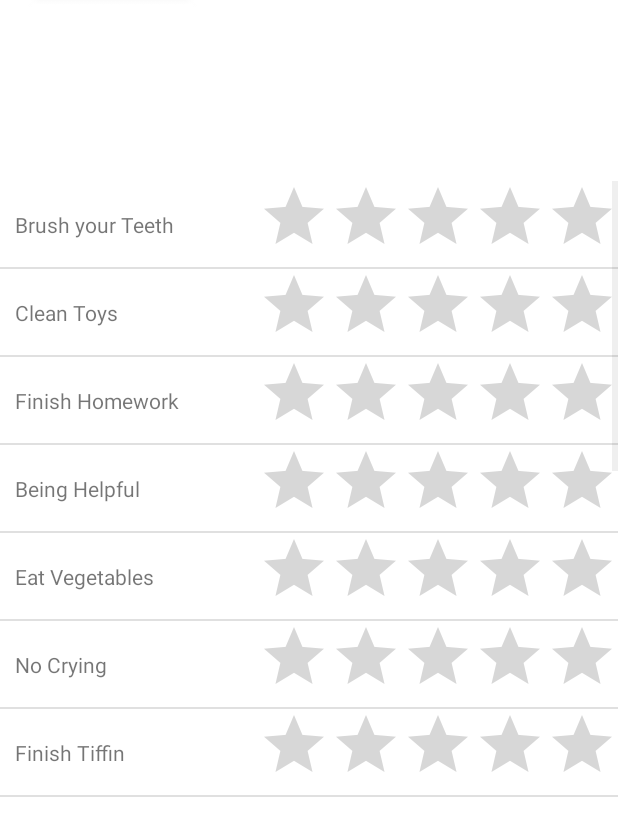
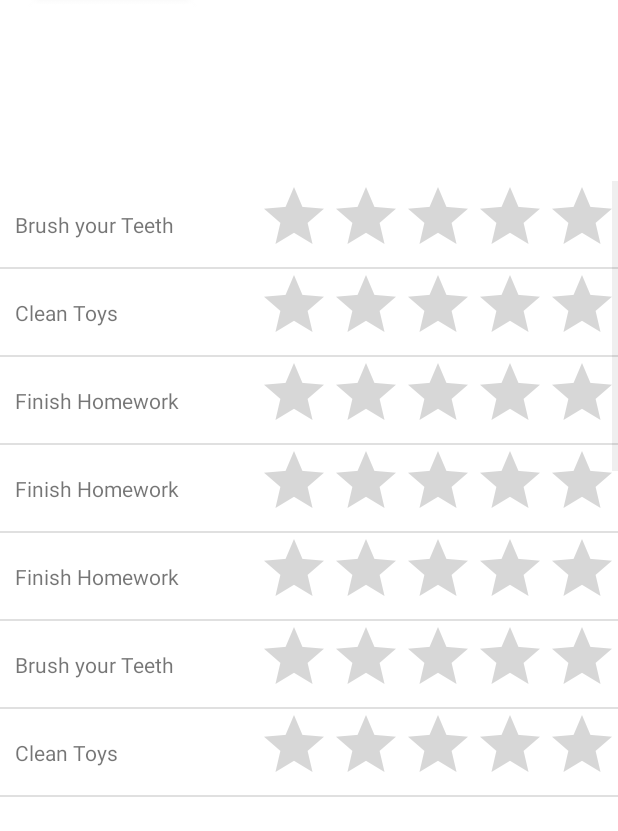
Before and after one commit to WAHM-1521/PapaPoints, an Android app: the PointsAndTaskActivity screen opened directly, with no data from a screen before it, on a phone screen of 412 x 824 dp, the part 283-1114 px from its top. Run offline under Robolectric (Android 15) with nearby library versions, the phone set to English and light mode, and no system bars.

Commit message:
Revert "Removing unused code."
This reverts commit bbc2038f01da8764f80a5f52482946b9ed5ba0b8.

```diff
--- a/app/src/main/java/com/tinytotsnbites/papapoints/MainActivity.kt
+++ b/app/src/main/java/com/tinytotsnbites/papapoints/MainActivity.kt
@@ -48,11 +48,7 @@ class MainActivity : AppCompatActivity() {
 
                     if(name.isNullOrBlank()) {
                         Snackbar.make(findViewById(R.id.rootView), getString(R.string.snack_enter_name), Snackbar.LENGTH_SHORT).show()
-                    } else
-                        if(age.isNullOrBlank()) {
-                            Snackbar.make(findViewById(R.id.rootView), "Please enter your child's Age", Snackbar.LENGTH_SHORT).show()
-                        }
-                    else {
+                    } else {
                         // Save the name and age to SharedPreferences
                         val editor = sharedPreferences.edit()
                         editor.putString("name", name)
--- a/app/src/main/res/mipmap-anydpi-v26/ic_launcher_round.xml
+++ b/app/src/main/res/mipmap-anydpi-v26/ic_launcher_round.xml
@@ -1,5 +1,5 @@
 <?xml version="1.0" encoding="utf-8"?>
 <adaptive-icon xmlns:android="http://schemas.android.com/apk/res/android">
-    <background android:drawable="@drawable/ic_launcher" />
-    <foreground android:drawable="@drawable/ic_launcher" />
+    <background android:drawable="@drawable/ic_launcher_background" />
+    <foreground android:drawable="@drawable/ic_launcher_foreground" />
 </adaptive-icon>
--- a/app/src/main/res/values/strings.xml
+++ b/app/src/main/res/values/strings.xml
@@ -1,4 +1,4 @@
-<resources>
+<resources xmlns:tools="http://schemas.android.com/tools">
     <string name="app_name">PapaPoints</string>
     <string name="welcome_message">Welcome to the PAPA POINTS App!</string>
     <string name="child_details">Please enter your child details</string>
@@ -12,18 +12,18 @@
         <item>Brush your Teeth</item>
         <item>Clean Toys</item>
         <item>Finish Homework</item>
-        <item>Being Helpful</item>
-        <item>Eat Vegetables</item>
-        <item>No Crying</item>
-        <item>Finish Tiffin</item>
-        <item>Read a Book</item>
-        <item>Helped Mommy</item>
-        <item>Less TV/Tab/Phone</item>
-        <item>Clean Table</item>
-        <item>Sort Laundry</item>
-        <item>Prepare Schoolbag</item>
-        <item>Fill Bottle</item>
-        <item>Help Sibling</item>
+        <item>Finish Homework</item>
+        <item>Finish Homework</item>
+        <item>Brush your Teeth</item>
+        <item>Clean Toys</item>
+        <item>Finish Homework</item>
+        <item>Finish Homework</item>
+        <item>Finish Homework</item>
+        <item>Brush your Teeth</item>
+        <item>Clean Toys</item>
+        <item>Finish Homework</item>
+        <item>Finish Homework</item>
+        <item>Finish Homework</item>
 
     </string-array>
 </resources>
```
Also changed, not shown: app/src/main/res/drawable/ic_launcher.png (deleted), app/src/main/res/mipmap-hdpi/ic_launcher.png, app/src/main/res/mipmap-hdpi/ic_launcher_round.png, app/src/main/res/mipmap-mdpi/ic_launcher.png, app/src/main/res/mipmap-xhdpi/ic_launcher.png, app/src/main/res/mipmap-xxhdpi/ic_launcher.png, app/src/main/res/mipmap-xxxhdpi/ic_launcher.png.
